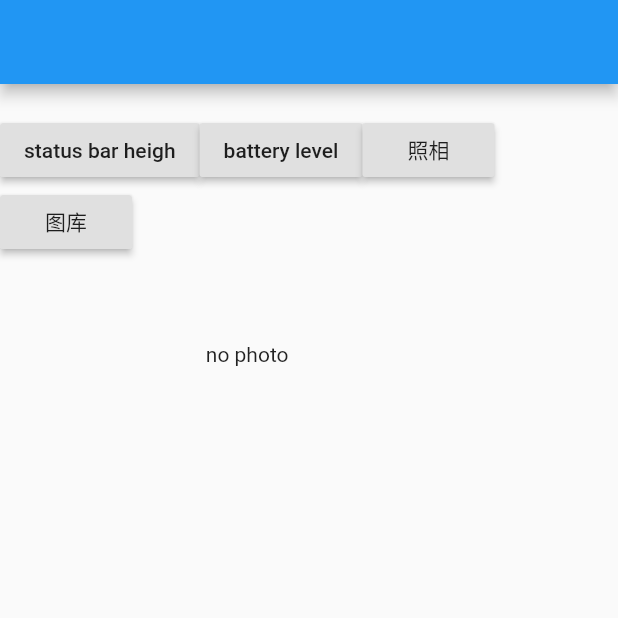
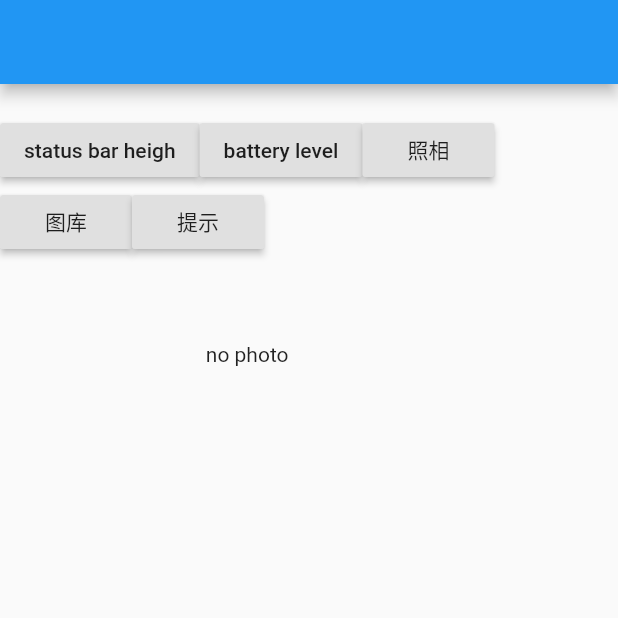
Before and after one commit to CLOUD-wuzichen/native_plugin, a Flutter app: the screen it shows after launch, on a phone screen of 412 x 824 dp, the top half of it. Run offline on Flutter 3.47's test engine with Material 2 defaults, Android fonts, the phone set to English and light mode, and no system bars.

Commit message:
增加ios 吐司

```diff
--- a/example/lib/main.dart
+++ b/example/lib/main.dart
@@ -48,6 +48,10 @@ class _MyAppState extends State<MyApp> {
     });
   }
 
+  Future _showToast() async {
+    await NativePlugin.showToast("这是个提示");
+  }
+
   @override
   Widget build(BuildContext context) {
     return new MaterialApp(
@@ -74,6 +78,10 @@ class _MyAppState extends State<MyApp> {
                       child: Text('图库'),
                       onPressed: _pickPhoto,
                     ),
+                    RaisedButton(
+                      child: Text('提示'),
+                      onPressed: _showToast,
+                    ),
                   ],
                 ),
                 Padding(padding: EdgeInsets.only(top: 20)),
```
Also changed, not shown: lib/native_plugin.dart (+22 -8 lines), 1 other file.
